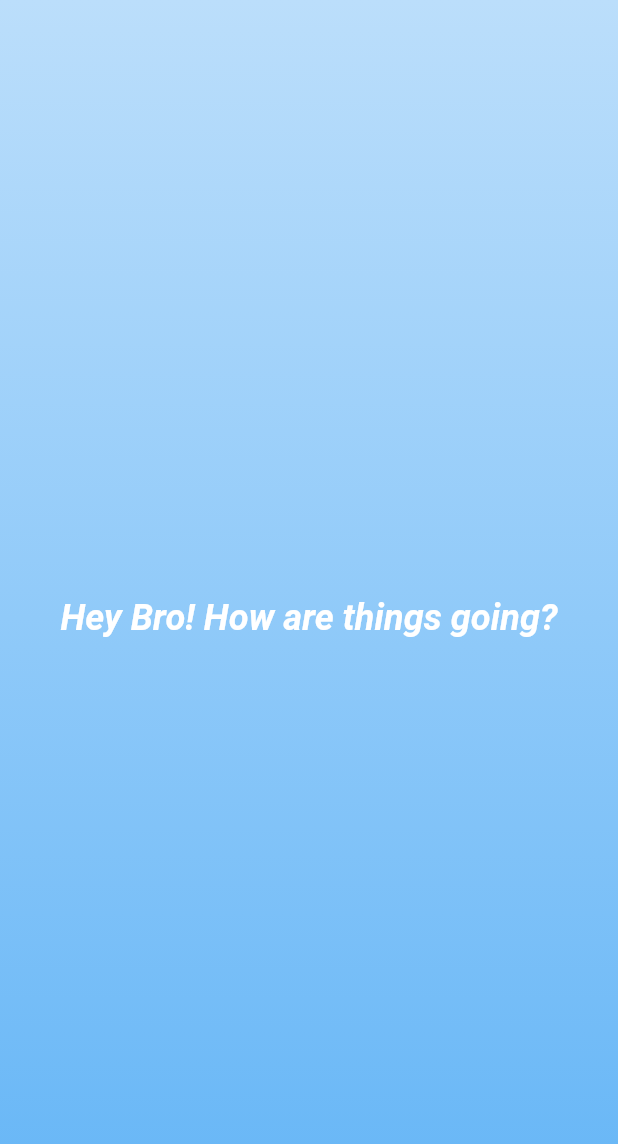
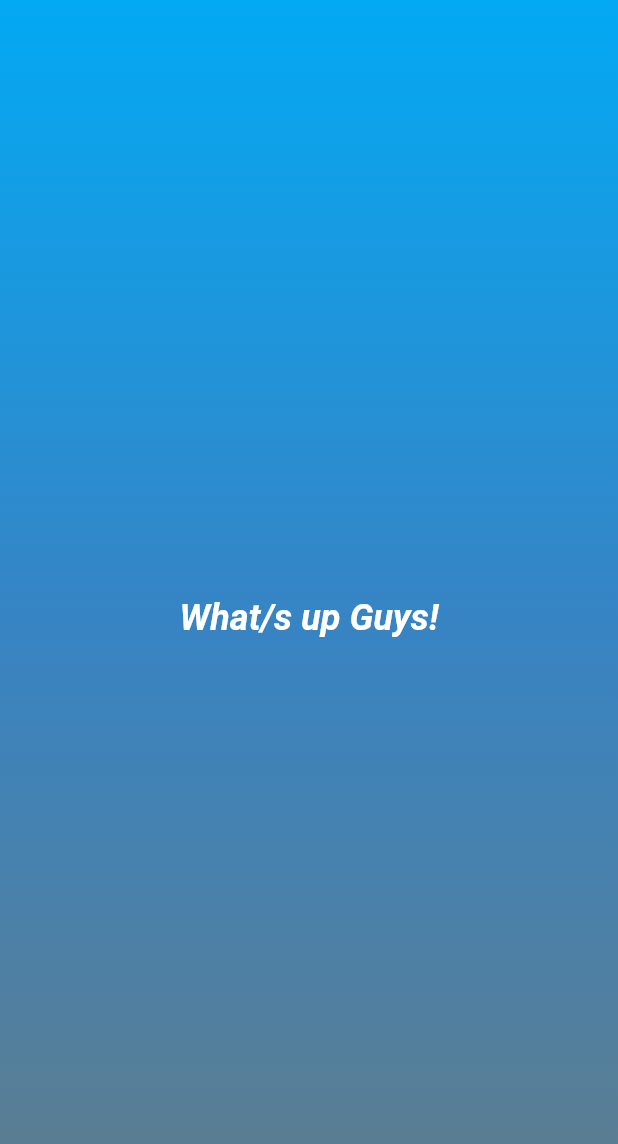
Before and after one commit to GetRighhttt/FlutterFirstProject, a Flutter app: the screen it shows after launch, on a phone screen of 412 x 824 dp. Shown: the top 1144 px of the screen. Run offline on Flutter 3.47's test engine with Material 2 defaults, Android fonts, the phone set to English and light mode, and no system bars.

Commit message:
finished this basic example of dart.

```diff
--- a/roll_dice_1/lib/container_builder.dart
+++ b/roll_dice_1/lib/container_builder.dart
@@ -1,5 +1,13 @@
 import 'package:flutter/material.dart';
 import 'package:roll_dice_1/styled_text.dart';
+
+// constants (compile time contant that is locked in at the moment the code
+// is compiled)
+// 'final' could also be used however this is not recommended by flutter
+// used by dart for ahead of time compilation vs just in time compilation
+
+const startAlignment = Alignment.topCenter;
+const endAlignment = Alignment.bottomCenter;
 
 /// classes are how we create widgets in flutter and in OOP classes are
 /// basically templates/blueprints for containing and constructing objects
@@ -8,7 +16,11 @@ import 'package:roll_dice_1/styled_text.dart';
 /// This is how we use or create custom widgets in Flutter
 class ContainerBuilder extends StatelessWidget {
   // constructor(necessary for flutter)
-  const ContainerBuilder({super.key});
+  // have to add required in front of the parameter because the named argument
+  // is optional by default and required makes it not optional
+  const ContainerBuilder({super.key, required this.colors});
+
+  final List<Color> colors;
 
   // necessary - this method returns a Widget and annotation override that
   // is expected by stateless widget class
@@ -18,17 +30,13 @@ class ContainerBuilder extends StatelessWidget {
     return Container(
       decoration: BoxDecoration(
         gradient: LinearGradient(
-          colors: [
-            Colors.blue.shade100,
-            Colors.blue.shade200,
-            Colors.blue.shade300
-          ],
-          begin: Alignment.topCenter,
-          end: Alignment.bottomCenter,
+          colors: colors,
+          begin: startAlignment,
+          end: endAlignment,
         ),
       ),
       child: const Center(
-        child: StyledText(),
+        child: StyledText('What/s up Guys!'),
       ),
     );
   }
--- a/roll_dice_1/lib/main.dart
+++ b/roll_dice_1/lib/main.dart
@@ -10,7 +10,13 @@ void main() {
   runApp(
     const MaterialApp(
       home: Scaffold(
-        body: ContainerBuilder(),
+        body: ContainerBuilder(
+          colors: [
+            Colors.lightBlue,
+            Color.fromARGB(255, 55, 132, 196),
+            Colors.blueGrey
+          ],
+        ),
       ),
     ),
   );
--- a/roll_dice_1/lib/styled_text.dart
+++ b/roll_dice_1/lib/styled_text.dart
@@ -1,14 +1,24 @@
 import 'package:flutter/material.dart';
 
 class StyledText extends StatelessWidget {
-  const StyledText({super.key});
+  ///constructor that takes in a parameter using this keyword
+  ///this is typically how we would use this type of syntax for flutter
+  /// this would be an example with a positional argument whereas if we
+  /// passed in the parameter after the super.key separated by a comma
+  /// it would be a named parameter instead
+  const StyledText(this.outputText, {super.key});
+
+  // delcared as final because it is better for compilation and the component
+  // wont change. this is an example of how to use instance variables in Flutter
+  // doing this allows us to build highly reusable widgets in Flutter
+  final String outputText;
 
   @override
   Widget build(context) {
-    return const Text(
-      'Hey Bro! How are things going?',
+    return Text(
+      outputText, // passing in our constructor parameter here
       textAlign: TextAlign.center,
-      style: TextStyle(
+      style: const TextStyle(
           fontWeight: FontWeight.bold,
           color: Colors.white,
           fontSize: 24,
```
